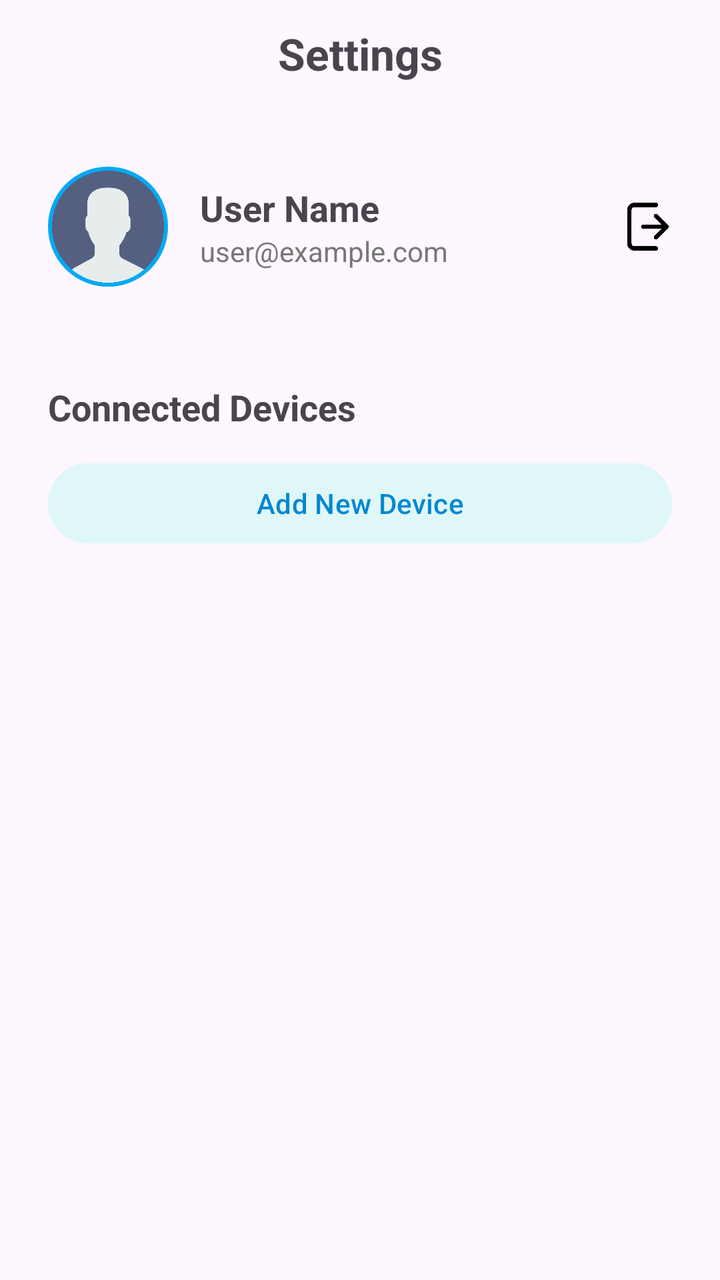
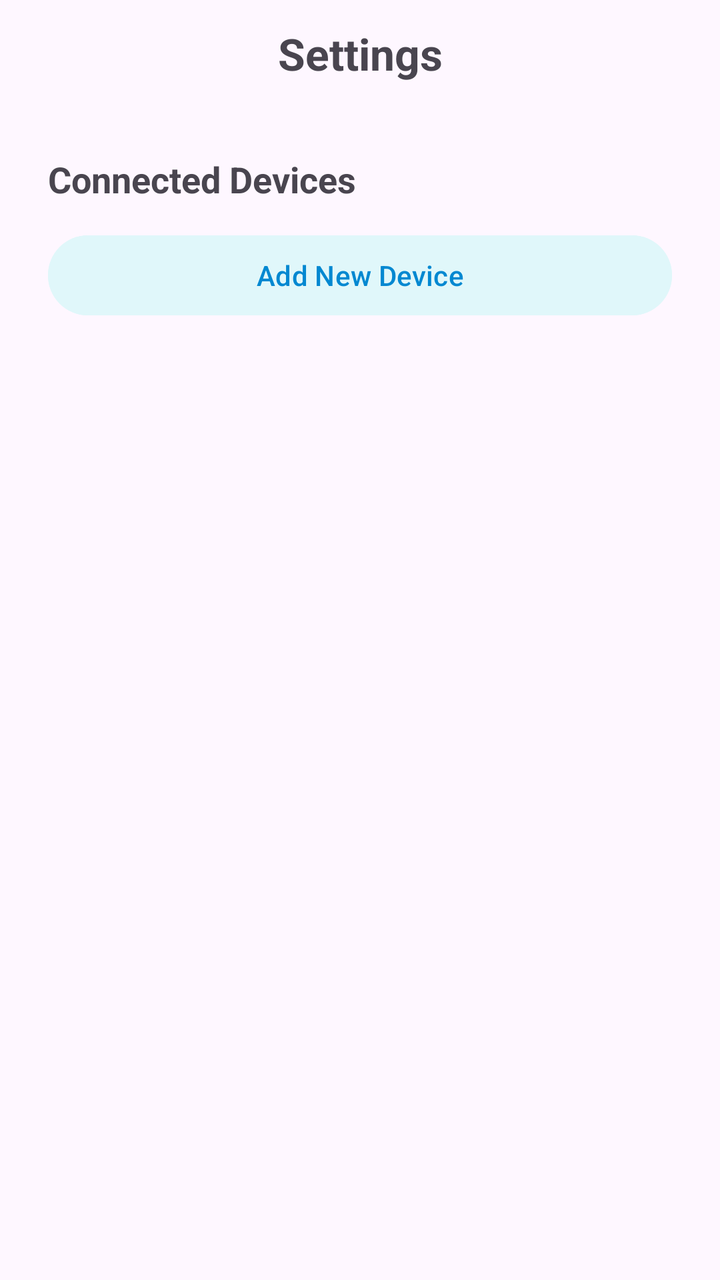

Two renders of the same Android screen: before a commit and after it. Below are the layout's source before the change and the commit's diff.
<!-- AndroidManifest.xml: application theme Theme.ED_System -->
<!-- res/layout/fragment_settings.xml -->
<?xml version="1.0" encoding="utf-8"?>
<androidx.constraintlayout.widget.ConstraintLayout
    xmlns:android="http://schemas.android.com/apk/res/android"
    xmlns:app="http://schemas.android.com/apk/res-auto"
    android:layout_width="match_parent"
    android:layout_height="match_parent">

    <TextView
        android:id="@+id/titleSettings"
        android:layout_width="wrap_content"
        android:layout_height="wrap_content"
        android:text="Settings"
        android:textSize="22sp"
        android:textStyle="bold"
        android:padding="12dp"
        app:layout_constraintTop_toTopOf="parent"
        app:layout_constraintStart_toStartOf="parent"
        app:layout_constraintEnd_toEndOf="parent" />

    <include
        android:id="@+id/profileSection"
        layout="@layout/item_user_profile"
        android:layout_width="match_parent"
        android:layout_height="wrap_content"
        android:layout_marginTop="6dp"
        app:layout_constraintTop_toBottomOf="@id/titleSettings"
        app:layout_constraintStart_toStartOf="parent"
        app:layout_constraintEnd_toEndOf="parent" />

    <ScrollView
        android:id="@+id/scrollView"
        android:layout_width="0dp"
        android:layout_height="0dp"
        android:fillViewport="true"
        app:layout_constraintTop_toBottomOf="@id/profileSection"
        app:layout_constraintBottom_toBottomOf="parent"
        app:layout_constraintStart_toStartOf="parent"
        app:layout_constraintEnd_toEndOf="parent">

        <LinearLayout
            android:layout_width="match_parent"
            android:layout_height="wrap_content"
            android:orientation="vertical"
            android:padding="24dp">

            <TextView
                android:layout_width="wrap_content"
                android:layout_height="wrap_content"
                android:text="Connected Devices"
                android:textSize="18sp"
                android:textStyle="bold"
                android:layout_marginBottom="12dp" />

            <androidx.recyclerview.widget.RecyclerView
                android:id="@+id/deviceRecyclerView"
                android:layout_width="match_parent"
                android:layout_height="wrap_content"
                android:layout_marginBottom="16dp"
                android:overScrollMode="never"
                android:visibility="gone" />

            <include
                android:id="@+id/devicePlaceholder"
                layout="@layout/item_device_card"
                android:layout_width="match_parent"
                android:layout_height="wrap_content"
                android:layout_marginBottom="16dp"
                android:visibility="gone" />

            <Button
                android:layout_width="match_parent"
                android:layout_height="wrap_content"
                android:text="Add New Device"
                android:backgroundTint="#E0F7FA"
                android:textColor="#0288D1"
                android:layout_marginBottom="16dp" />
        </LinearLayout>
    </ScrollView>

</androidx.constraintlayout.widget.ConstraintLayout>
<!-- res/layout/item_user_profile.xml (included above) -->
<?xml version="1.0" encoding="utf-8"?>
<LinearLayout xmlns:android="http://schemas.android.com/apk/res/android"
    android:layout_width="match_parent"
    android:layout_height="wrap_content"
    android:orientation="horizontal"
    android:gravity="center_vertical"
    android:padding="24dp">

    
    <ImageView
        android:id="@+id/profileImage"
        android:layout_width="60dp"
        android:layout_height="60dp"
        android:src="@drawable/ic_user_placeholder"
        android:scaleType="centerCrop"
        android:background="@drawable/circle_bg"
        android:padding="2dp"
        android:contentDescription="User profile picture" />

    
    <LinearLayout
        android:layout_width="0dp"
        android:layout_height="wrap_content"
        android:layout_weight="1"
        android:orientation="vertical"
        android:layout_marginStart="16dp">

        <TextView
            android:id="@+id/userName"
            android:layout_width="wrap_content"
            android:layout_height="wrap_content"
            android:text="User Name"
            android:textSize="18sp"
            android:textStyle="bold" />

        <TextView
            android:id="@+id/userEmail"
            android:layout_width="wrap_content"
            android:layout_height="wrap_content"
            android:text="user@example.com"
            android:textSize="14sp"
            android:textColor="#777777" />
    </LinearLayout>

    
    <ImageView
        android:id="@+id/profileLogout"
        android:layout_width="24dp"
        android:layout_height="24dp"
        android:src="@drawable/ic_logout"
        android:contentDescription="Logout" />
</LinearLayout>
<!-- res/layout/item_device_card.xml (included above) -->
<?xml version="1.0" encoding="utf-8"?>
<com.google.android.material.card.MaterialCardView xmlns:android="http://schemas.android.com/apk/res/android"
    xmlns:app="http://schemas.android.com/apk/res-auto"
    android:layout_width="match_parent"
    android:layout_height="wrap_content"
    android:layout_marginTop="4dp"
    android:layout_marginBottom="16dp"
    app:cardCornerRadius="12dp"
    app:cardElevation="4dp"
    app:cardBackgroundColor="@android:color/white"
    android:padding="16dp">

    

    <LinearLayout
        android:layout_width="match_parent"
        android:layout_height="wrap_content"
        android:orientation="vertical"
        android:padding="16dp">

        <LinearLayout
            android:layout_width="match_parent"
            android:layout_height="wrap_content"
            android:orientation="horizontal"
            android:gravity="center_vertical"
            android:layout_marginBottom="8dp">

            <LinearLayout
                android:layout_width="0dp"
                android:layout_height="wrap_content"
                android:layout_weight="1"
                android:orientation="vertical">

                <TextView
                    android:id="@+id/deviceName"
                    android:layout_width="wrap_content"
                    android:layout_height="wrap_content"
                    android:text="Device Name"
                    android:textSize="16sp"
                    android:textStyle="bold"
                    android:layout_marginBottom="2dp" />

                <TextView
                    android:id="@+id/deviceId"
                    android:layout_width="wrap_content"
                    android:layout_height="wrap_content"
                    android:text="Device ID"
                    android:textSize="14sp"
                    android:textColor="#777" />
            </LinearLayout>

            <TextView
                android:id="@+id/deviceStatus"
                android:layout_width="wrap_content"
                android:layout_height="wrap_content"
                android:text="DISCONNECTED"
                android:textSize="12sp"
                android:textColor="#FFFFFF"
                android:background="@drawable/status_disconnected_bg"
                android:paddingHorizontal="10dp"
                android:paddingVertical="5dp" />
        </LinearLayout>

        <LinearLayout
            android:layout_width="match_parent"
            android:layout_height="wrap_content"
            android:orientation="horizontal"
            android:gravity="center_vertical"
            android:layout_marginBottom="6dp">

            <ImageView
                android:id="@+id/batteryIcon"
                android:layout_width="20dp"
                android:layout_height="20dp"
                android:layout_marginEnd="6dp"
                android:src="@drawable/ic_battery"
                app:tint="#4CAF50" />

            <TextView
                android:id="@+id/batteryLevel"
                android:layout_width="wrap_content"
                android:layout_height="wrap_content"
                android:text="Battery --%"
                android:textSize="14sp"
                android:textColor="#4CAF50" />

            <View
                android:layout_width="0dp"
                android:layout_height="0dp"
                android:layout_weight="1" />


            <ImageView
                android:id="@+id/signalIcon"
                android:layout_width="20dp"
                android:layout_height="20dp"
                android:layout_marginEnd="6dp"
                android:src="@drawable/ic_signal"
                app:tint="#000000" />

            <TextView
                android:id="@+id/signalStrength"
                android:layout_width="wrap_content"
                android:layout_height="wrap_content"
                android:text="Signal --%"
                android:textSize="14sp" />
        </LinearLayout>


        <TextView
            android:id="@+id/lastReading"
            android:layout_width="wrap_content"
            android:layout_height="wrap_content"
            android:text="Last Reading: --"
            android:textSize="12sp"
            android:textColor="#777" />
    </LinearLayout>
</com.google.android.material.card.MaterialCardView>
<!-- resources referenced by this layout -->
<resources>
  <!-- drawable circle_bg (drawable) -->
  <?xml version="1.0" encoding="utf-8"?>
  <shape xmlns:android="http://schemas.android.com/apk/res/android"
      android:shape="oval">
  
      
      <solid android:color="#03A9F4" /> 
  
      
      <stroke
          android:width="2dp"
          android:color="#03A9F4" /> 
  
      
      <padding
          android:left="4dp"
          android:top="4dp"
          android:right="4dp"
          android:bottom="4dp" />
  </shape>
  <!-- drawable ic_battery (drawable) -->
  <?xml version="1.0" encoding="utf-8"?>
      <vector xmlns:android="http://schemas.android.com/apk/res/android"
          android:width="24dp"
          android:height="24dp"
          android:viewportWidth="24"
          android:viewportHeight="24">
          <path
              android:fillColor="#000"
              android:pathData="M16,4h-1V2h-6v2H8C6.9,4 6,4.9 6,6v14c0,1.1 0.9,2 2,2h8c1.1,0 2,-0.9 2,-2V6C18,4.9 17.1,4 16,4z" />
      </vector>
  <!-- drawable ic_logout: png bitmap (drawable, 7623 bytes) -->
  <!-- drawable ic_signal: png bitmap (drawable, 5780 bytes) -->
  <!-- drawable ic_user_placeholder: png bitmap (drawable, 19456 bytes) -->
  <!-- drawable status_disconnected_bg (drawable) -->
  <?xml version="1.0" encoding="utf-8"?>
  <shape xmlns:android="http://schemas.android.com/apk/res/android"
      android:shape="rectangle">
      <solid android:color="#F44336"/> 
      <corners android:radius="8dp"/>
      <padding
          android:left="8dp"
          android:top="4dp"
          android:right="8dp"
          android:bottom="4dp"/>
  </shape>
  <style name="Theme.ED_System" parent="Base.Theme.ED_System" />
  <style name="Base.Theme.ED_System" parent="Theme.Material3.DayNight.NoActionBar">
          
          
      </style>
</resources>

<!-- the commit's change to res/layout/fragment_settings.xml (unified diff, before → after) -->
@@ -17,22 +17,12 @@
         app:layout_constraintStart_toStartOf="parent"
         app:layout_constraintEnd_toEndOf="parent" />
 
-    <include
-        android:id="@+id/profileSection"
-        layout="@layout/item_user_profile"
-        android:layout_width="match_parent"
-        android:layout_height="wrap_content"
-        android:layout_marginTop="6dp"
-        app:layout_constraintTop_toBottomOf="@id/titleSettings"
-        app:layout_constraintStart_toStartOf="parent"
-        app:layout_constraintEnd_toEndOf="parent" />
-
     <ScrollView
         android:id="@+id/scrollView"
         android:layout_width="0dp"
         android:layout_height="0dp"
         android:fillViewport="true"
-        app:layout_constraintTop_toBottomOf="@id/profileSection"
+        app:layout_constraintTop_toBottomOf="@id/titleSettings"
         app:layout_constraintBottom_toBottomOf="parent"
         app:layout_constraintStart_toStartOf="parent"
         app:layout_constraintEnd_toEndOf="parent">
@@ -78,59 +68,6 @@
     </ScrollView>
 
 </androidx.constraintlayout.widget.ConstraintLayout>
-<!-- res/layout/item_user_profile.xml (included above) -->
-<?xml version="1.0" encoding="utf-8"?>
-<LinearLayout xmlns:android="http://schemas.android.com/apk/res/android"
-    android:layout_width="match_parent"
-    android:layout_height="wrap_content"
-    android:orientation="horizontal"
-    android:gravity="center_vertical"
-    android:padding="24dp">
-
-    
-    <ImageView
-        android:id="@+id/profileImage"
-        android:layout_width="60dp"
-        android:layout_height="60dp"
-        android:src="@drawable/ic_user_placeholder"
-        android:scaleType="centerCrop"
-        android:background="@drawable/circle_bg"
-        android:padding="2dp"
-        android:contentDescription="User profile picture" />
-
-    
-    <LinearLayout
-        android:layout_width="0dp"
-        android:layout_height="wrap_content"
-        android:layout_weight="1"
-        android:orientation="vertical"
-        android:layout_marginStart="16dp">
-
-        <TextView
-            android:id="@+id/userName"
-            android:layout_width="wrap_content"
-            android:layout_height="wrap_content"
-            android:text="User Name"
-            android:textSize="18sp"
-            android:textStyle="bold" />
-
-        <TextView
-            android:id="@+id/userEmail"
-            android:layout_width="wrap_content"
-            android:layout_height="wrap_content"
-            android:text="user@example.com"
-            android:textSize="14sp"
-            android:textColor="#777777" />
-    </LinearLayout>
-
-    
-    <ImageView
-        android:id="@+id/profileLogout"
-        android:layout_width="24dp"
-        android:layout_height="24dp"
-        android:src="@drawable/ic_logout"
-        android:contentDescription="Logout" />
-</LinearLayout>
 <!-- res/layout/item_device_card.xml (included above) -->
 <?xml version="1.0" encoding="utf-8"?>
 <com.google.android.material.card.MaterialCardView xmlns:android="http://schemas.android.com/apk/res/android"
<!-- resource entries referenced after the edit -->
@@ -1,25 +1,5 @@
 <!-- resources referenced by this layout -->
 <resources>
-  <!-- drawable circle_bg (drawable) -->
-  <?xml version="1.0" encoding="utf-8"?>
-  <shape xmlns:android="http://schemas.android.com/apk/res/android"
-      android:shape="oval">
-  
-      
-      <solid android:color="#03A9F4" /> 
-  
-      
-      <stroke
-          android:width="2dp"
-          android:color="#03A9F4" /> 
-  
-      
-      <padding
-          android:left="4dp"
-          android:top="4dp"
-          android:right="4dp"
-          android:bottom="4dp" />
-  </shape>
   <!-- drawable ic_battery (drawable) -->
   <?xml version="1.0" encoding="utf-8"?>
       <vector xmlns:android="http://schemas.android.com/apk/res/android"
@@ -31,9 +11,7 @@
               android:fillColor="#000"
               android:pathData="M16,4h-1V2h-6v2H8C6.9,4 6,4.9 6,6v14c0,1.1 0.9,2 2,2h8c1.1,0 2,-0.9 2,-2V6C18,4.9 17.1,4 16,4z" />
       </vector>
-  <!-- drawable ic_logout: png bitmap (drawable, 7623 bytes) -->
   <!-- drawable ic_signal: png bitmap (drawable, 5780 bytes) -->
-  <!-- drawable ic_user_placeholder: png bitmap (drawable, 19456 bytes) -->
   <!-- drawable status_disconnected_bg (drawable) -->
   <?xml version="1.0" encoding="utf-8"?>
   <shape xmlns:android="http://schemas.android.com/apk/res/android"
